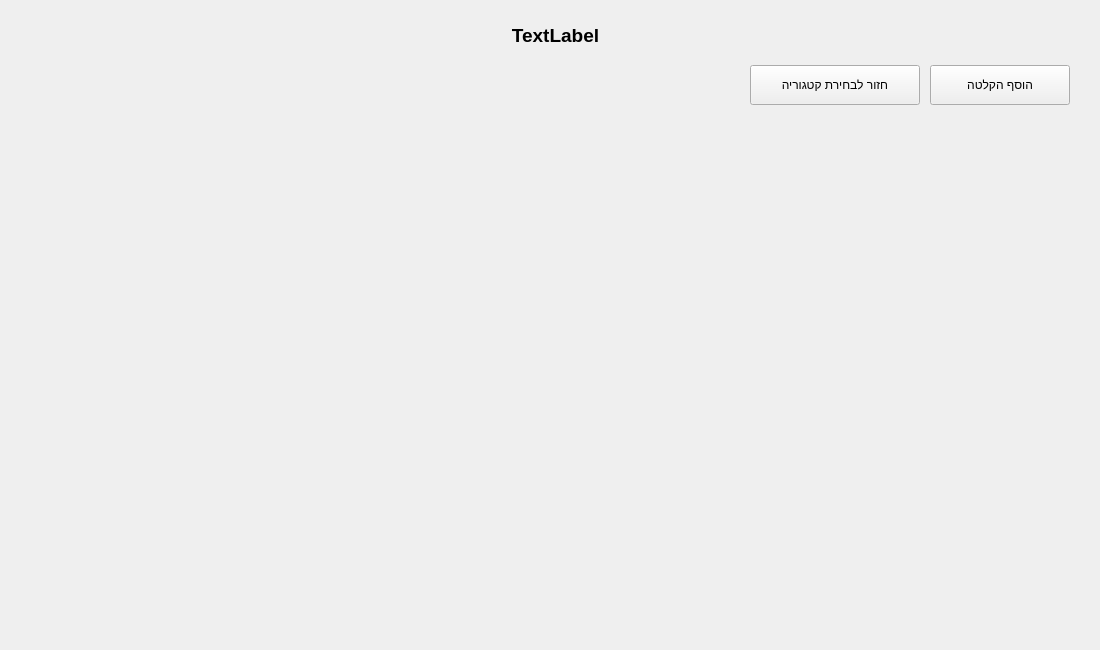
Before: the Qt Designer form UI/CommunicationBoard.ui in shlomi1074/CommunicationBoard_Prototype, drawn with Qt 5.
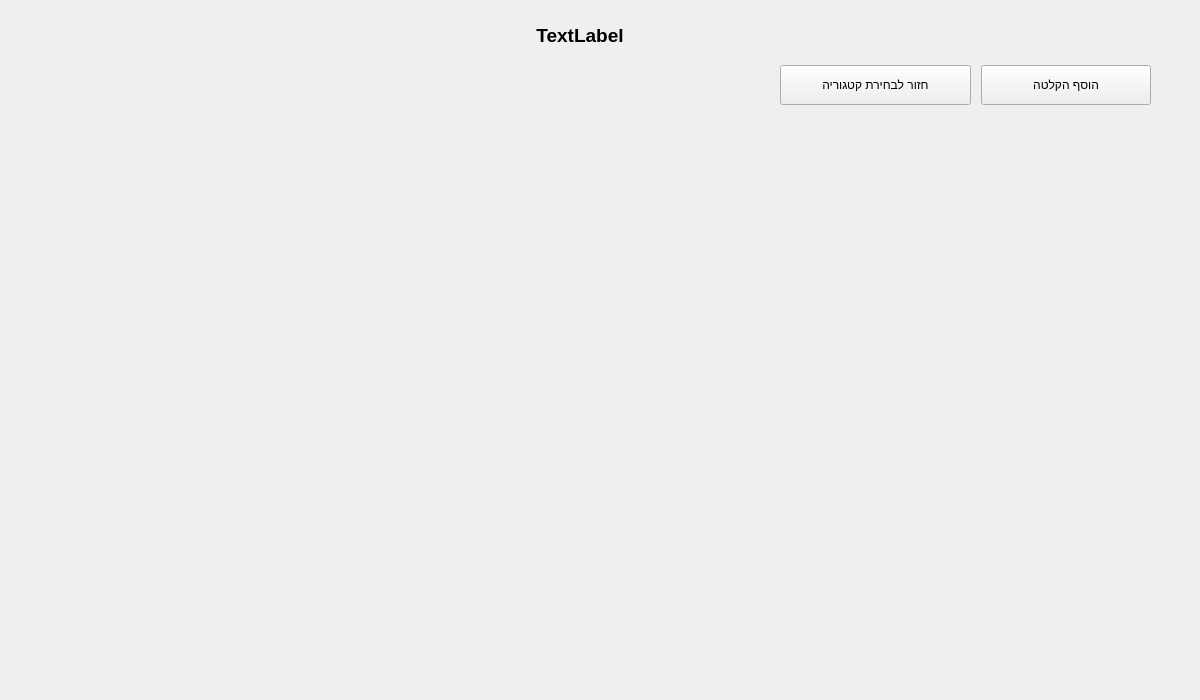
After: the same form once the commit is applied. Icons and pictures are not drawn.

```diff
--- a/UI/CommunicationBoard.ui
+++ b/UI/CommunicationBoard.ui
@@ -6,8 +6,8 @@
    <rect>
     <x>0</x>
     <y>0</y>
-    <width>1100</width>
-    <height>650</height>
+    <width>1200</width>
+    <height>700</height>
    </rect>
   </property>
   <property name="windowTitle">
@@ -23,7 +23,7 @@
      <rect>
       <x>100</x>
       <y>0</y>
-      <width>911</width>
+      <width>960</width>
       <height>71</height>
      </rect>
     </property>
@@ -44,9 +44,9 @@
    <widget class="QPushButton" name="AddAudioButton">
     <property name="geometry">
      <rect>
-      <x>930</x>
+      <x>981</x>
       <y>65</y>
-      <width>140</width>
+      <width>170</width>
       <height>40</height>
      </rect>
     </property>
@@ -67,9 +67,9 @@
    <widget class="QPushButton" name="BackButton">
     <property name="geometry">
      <rect>
-      <x>750</x>
+      <x>780</x>
       <y>65</y>
-      <width>170</width>
+      <width>191</width>
       <height>40</height>
      </rect>
     </property>
```
